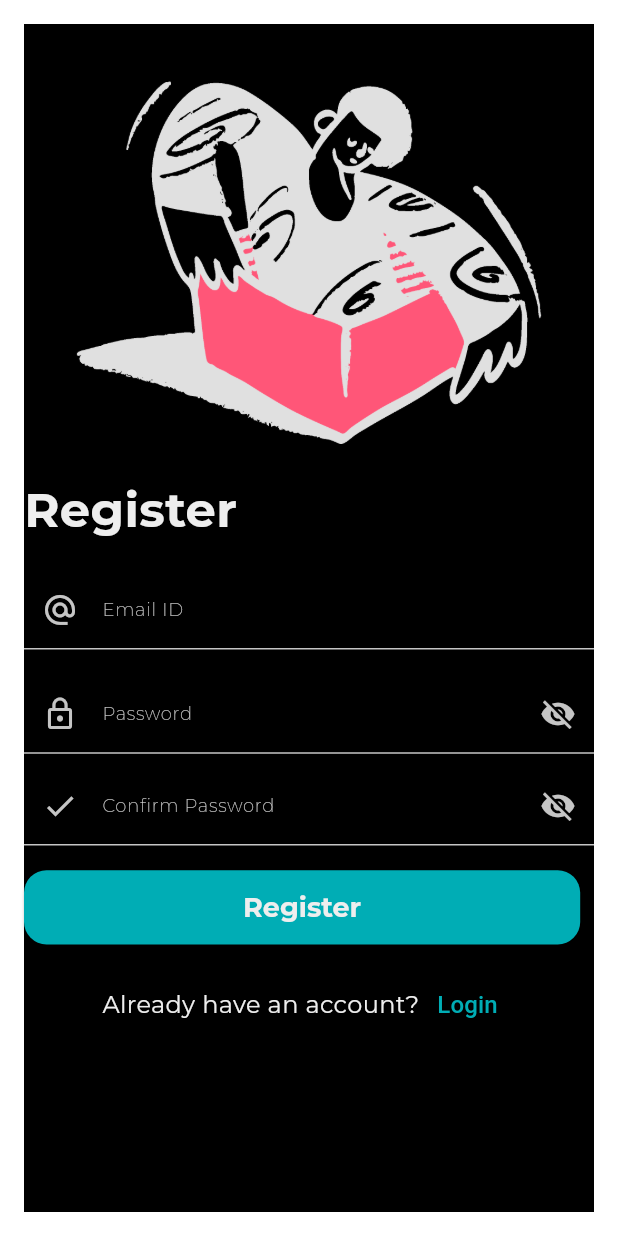
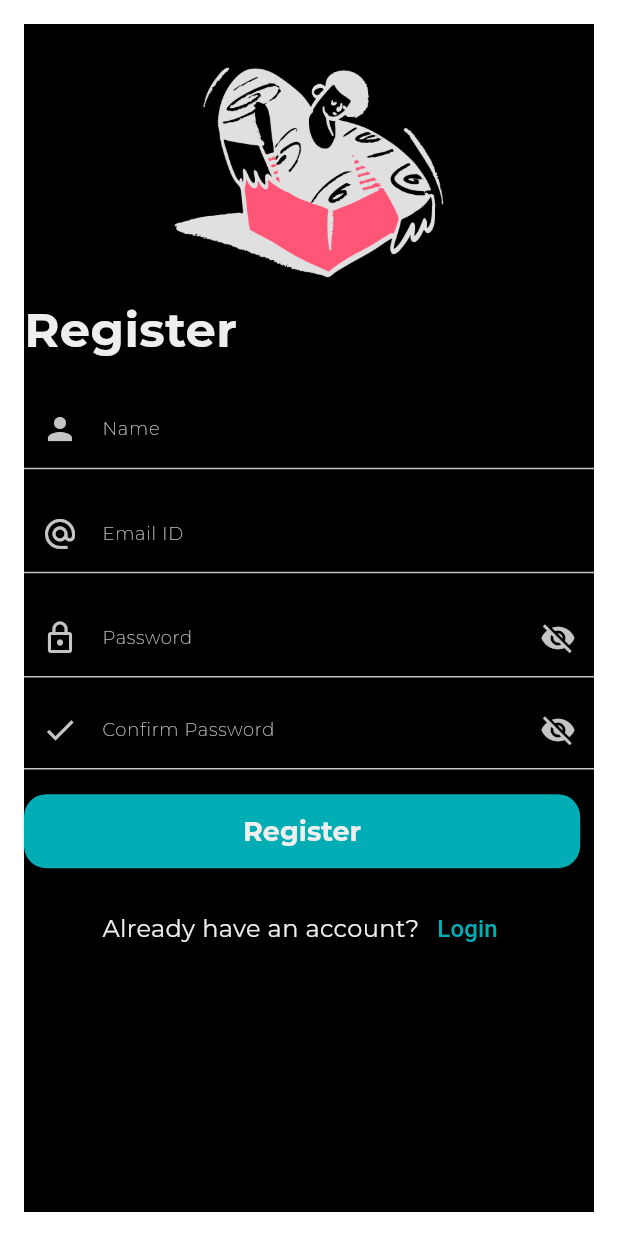
Before and after one commit to R0shish/Music-Player-App, a Flutter app: the Authentication screen opened directly, after a tap on "Register", on a phone screen of 412 x 824 dp. Run offline on Flutter 3.47's test engine with Material 2 defaults, Android fonts, the phone set to English and light mode, and no system bars; our stand-ins replace cached_network_image, equatable, flutter_bloc, just_audio, percent_indicator; network calls fail; project files that could hold a hidden picture were left out.

Commit message:
feat(#4): integrate register API and validations

```diff
--- a/client/lib/constants/api_constant.dart
+++ b/client/lib/constants/api_constant.dart
@@ -4,6 +4,7 @@ class Api {
   static String baseURL =
       Platform.isAndroid ? "http://10.0.2.2:3500" : "http://localhost:3500";
   static String login = "$baseURL/api/auth/login";
+  static String register = "$baseURL/api/auth/register";
   static String playlist = "$baseURL/api/playlist";
   static String getPlaylist = "$playlist/getPlaylist";
 }
--- a/client/lib/features/authentication/presentation/widgets/register_screen.dart
+++ b/client/lib/features/authentication/presentation/widgets/register_screen.dart
@@ -5,8 +5,19 @@ import '../../../../constants/constants.dart';
 import '../../../../core/presentation/cubit/cubit.dart';
 import '../../../../core/presentation/widgets/widgets.dart';
 
-class RegisterScreen extends StatelessWidget {
+class RegisterScreen extends StatefulWidget {
   const RegisterScreen({super.key});
+
+  @override
+  State<RegisterScreen> createState() => _RegisterScreenState();
+}
+
+class _RegisterScreenState extends State<RegisterScreen> {
+  final TextEditingController _nameController = TextEditingController();
+  final TextEditingController _emailController = TextEditingController();
+  final TextEditingController _passwordController = TextEditingController();
+  final TextEditingController _confirmationPasswordController =
+      TextEditingController();
 
   @override
   Widget build(BuildContext context) {
@@ -14,24 +25,36 @@ class RegisterScreen extends StatelessWidget {
       crossAxisAlignment: CrossAxisAlignment.start,
       children: [
         SizedBox(height: deviceHeight * 0.02),
-        Image.asset('assets/images/unboxing.png'),
+        Center(
+            child: Image.asset('assets/images/unboxing.png',
+                height: deviceHeight * 0.2)),
         const Text('Register',
             style: TextStyle(fontSize: 32, fontWeight: FontWeight.bold)),
         SizedBox(height: deviceHeight * 0.02),
-        const CustomTextFormField(
+        CustomTextFormField(
+          controller: _nameController,
+          hintText: 'Enter your name',
+          iconData: Icons.person,
+          labelText: 'Name',
+        ),
+        SizedBox(height: deviceHeight * 0.02),
+        CustomTextFormField(
+          controller: _emailController,
           hintText: 'Enter your email ID',
           iconData: Icons.alternate_email_outlined,
           labelText: 'Email ID',
         ),
         SizedBox(height: deviceHeight * 0.02),
-        const CustomTextFormField(
+        CustomTextFormField(
+          controller: _passwordController,
           hintText: 'Enter your password',
           iconData: Icons.lock_outline,
           labelText: 'Password',
           isPassword: true,
         ),
         SizedBox(height: deviceHeight * 0.01),
-        const CustomTextFormField(
+        CustomTextFormField(
+          controller: _confirmationPasswordController,
           hintText: 'Confirm your password',
           iconData: Icons.check,
           labelText: 'Confirm Password',
@@ -47,7 +70,12 @@ class RegisterScreen extends StatelessWidget {
               borderRadius: BorderRadius.circular(15),
             ),
           ),
-          onPressed: () {},
+          onPressed: () => context.read<AuthenticationCubit>().register(
+              context: context,
+              name: _nameController.text,
+              email: _emailController.text.toLowerCase(),
+              password: _passwordController.text,
+              confirmPassword: _confirmationPasswordController.text),
           child: Text(
             'Register',
             style: Theme.of(context).textTheme.headline2,
@@ -71,4 +99,13 @@ class RegisterScreen extends StatelessWidget {
       ],
     );
   }
+
+  @override
+  void dispose() {
+    _nameController.dispose();
+    _emailController.dispose();
+    _passwordController.dispose();
+    _confirmationPasswordController.dispose();
+    super.dispose();
+  }
 }
```
Also changed, not shown: client/lib/core/presentation/widgets/custom_snackbar.dart (+26 -0 lines), client/lib/features/authentication/presentation/cubit/authentication_cubit.dart (+66 -14 lines), 1 other file.
